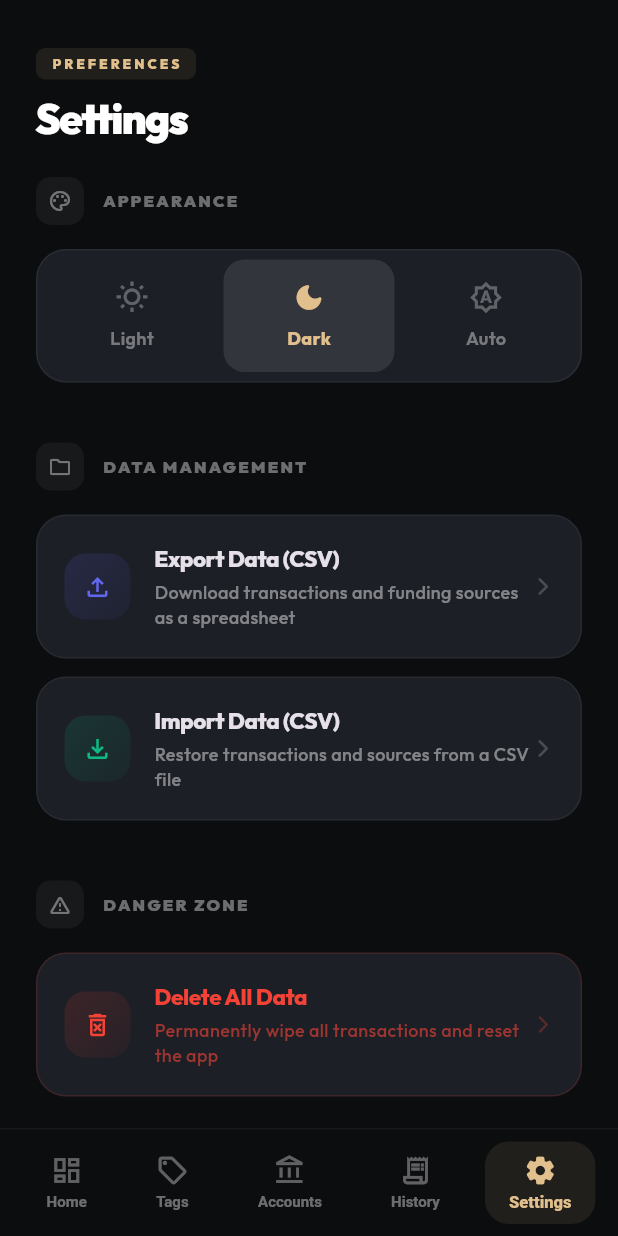
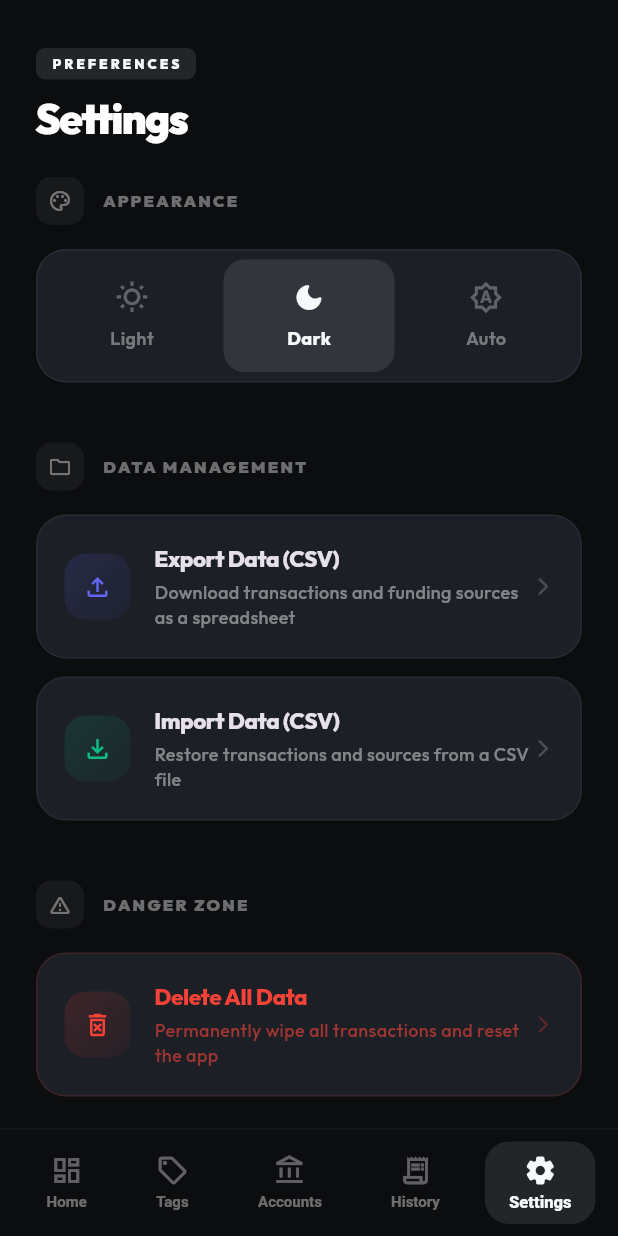
Before and after one commit to iamavhishekd/mero-paisa-khai, a Flutter app: the SettingsScreen screen opened by its route, after a tap on "Light", after a tap on "Dark", on a phone screen of 412 x 824 dp. Run offline on Flutter 3.47's test engine with Material 3 defaults, Android fonts, the phone set to English and light mode, and no system bars; our stand-ins replace csv, file_picker, fl_chart, freezed_annotation, go_router, google_fonts and 5 more; accounts and stored records are empty.

Commit message:
refactor: replace accentGold color with surfaceWhite in theme's ColorScheme.

```diff
--- a/lib/main.dart
+++ b/lib/main.dart
@@ -40,7 +40,6 @@ class ExpenseTrackerApp extends StatelessWidget {
   Widget build(BuildContext context) {
     const Color primaryBlack = Color(0xFF0C0D0F);
     const Color surfaceWhite = Color(0xFFF8F9FA);
-    const Color accentGold = Color(0xFFE2C08D);
 
     return ValueListenableBuilder<ThemeMode>(
       valueListenable: ThemeManager.themeMode,
@@ -57,7 +56,7 @@ class ExpenseTrackerApp extends StatelessWidget {
             colorScheme: ColorScheme.fromSeed(
               seedColor: primaryBlack,
               primary: primaryBlack,
-              secondary: accentGold,
+              secondary: surfaceWhite,
               surface: surfaceWhite,
             ),
             scaffoldBackgroundColor: surfaceWhite,
@@ -112,9 +111,9 @@ class ExpenseTrackerApp extends StatelessWidget {
             useMaterial3: true,
             brightness: Brightness.dark,
             colorScheme: ColorScheme.fromSeed(
-              seedColor: accentGold,
+              seedColor: surfaceWhite,
               brightness: Brightness.dark,
-              primary: accentGold,
+              primary: surfaceWhite,
               onPrimary: primaryBlack,
               secondary: surfaceWhite,
               surface: primaryBlack,
```
